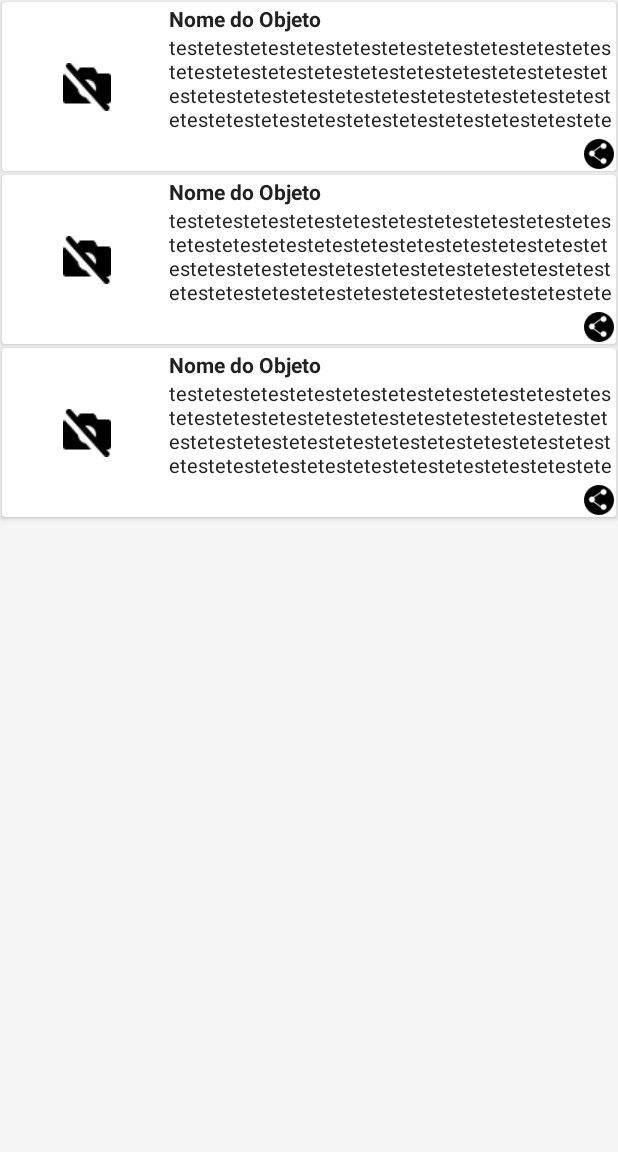
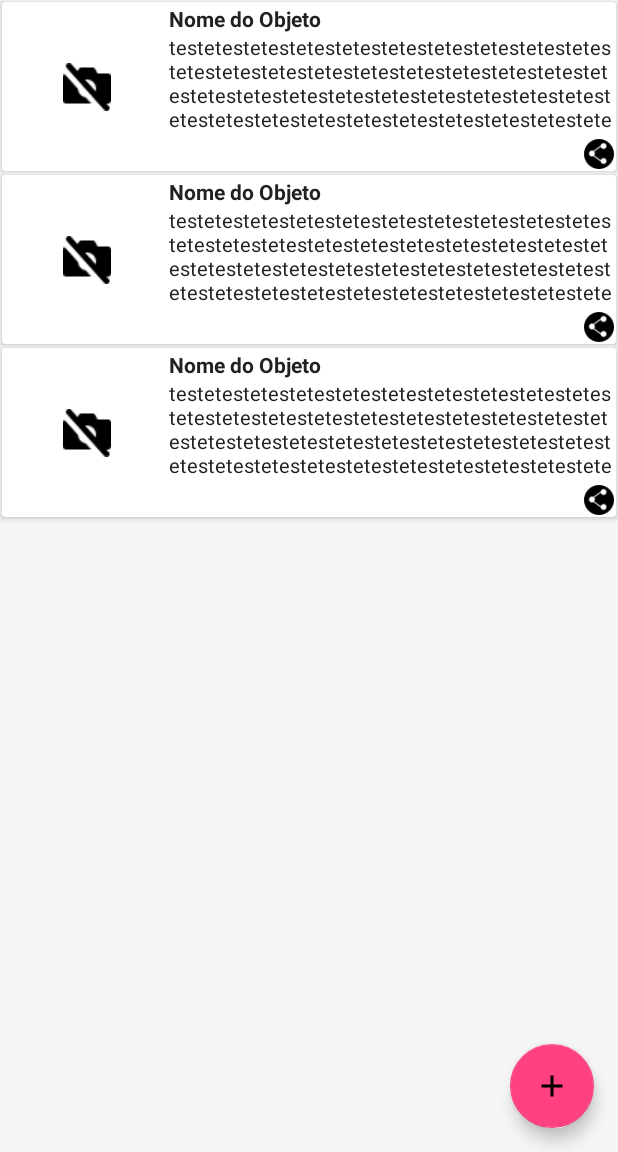
Before and after one commit to FelipeGualberto/Sao-Longuinho-App, an Android app: the MainActivity screen opened directly, with no data from a screen before it, on a phone screen of 412 x 824 dp, the part 84-1236 px from its top. Run offline under Robolectric (Android 15) with nearby library versions, the phone set to English and light mode, and no system bars; our stand-ins replace data binding.

Commit message:
Added Floating Button. Added ParseObject Classes.

```diff
--- a/app/src/main/java/com/org/saolonguinho/MainActivity.java
+++ b/app/src/main/java/com/org/saolonguinho/MainActivity.java
@@ -33,7 +33,7 @@ public class MainActivity extends AppCompatActivity {
     private void configureToolbar(){
         activityMainBinding.toolbar.setTitle(R.string.app_name);
         activityMainBinding.toolbar.setNavigationIcon(R.drawable.ic_menu_black_24dp);
-        activityMainBinding.toolbar.setOnClickListener(new View.OnClickListener() {
+        activityMainBinding.toolbar.setNavigationOnClickListener(new View.OnClickListener() {
             @Override
             public void onClick(View v) {
 
--- a/app/src/main/res/layout/fragment_list_objects.xml
+++ b/app/src/main/res/layout/fragment_list_objects.xml
@@ -1,14 +1,32 @@
 <FrameLayout xmlns:android="http://schemas.android.com/apk/res/android"
+             xmlns:app="http://schemas.android.com/apk/res-auto"
              xmlns:tools="http://schemas.android.com/tools"
              android:layout_width="match_parent"
              android:layout_height="match_parent"
              android:background="#F5F5F5"
              tools:context="com.org.saolonguinho.list.ListObjectsFragment">
 
-    <android.support.v7.widget.RecyclerView
+    <android.support.design.widget.CoordinatorLayout
         android:layout_width="match_parent"
-        android:layout_height="match_parent"
-        android:id="@+id/rv">
-    </android.support.v7.widget.RecyclerView>
+        android:layout_height="match_parent">
+
+        <android.support.v7.widget.RecyclerView
+            android:id="@+id/rv"
+            android:layout_width="match_parent"
+            android:layout_height="match_parent">
+        </android.support.v7.widget.RecyclerView>
+
+        <android.support.design.widget.FloatingActionButton
+            android:layout_width="wrap_content"
+            android:layout_height="wrap_content"
+            android:layout_gravity="bottom|right"
+            android:layout_margin="16dp"
+            android:src="@drawable/ic_add_black_24dp"
+            app:fabSize="normal"
+            app:layout_anchor="@id/rv"
+            app:layout_anchorGravity="bottom|right|end"
+            app:backgroundTint="@color/colorAccent"/>
+
+    </android.support.design.widget.CoordinatorLayout>
 
 </FrameLayout>
```
Also changed, not shown: app/src/main/java/com/org/saolonguinho/shared/models/Location.java (added, +30 -0 lines), app/src/main/java/com/org/saolonguinho/shared/models/Objects.java (added, +31 -0 lines), app/src/main/java/com/org/saolonguinho/shared/models/Reminder.java (added, +22 -0 lines), app/src/main/java/com/org/saolonguinho/shared/models/Usuario.java (added, +30 -0 lines), app/src/main/res/drawable-xhdpi/ic_add_black_24dp.png (added).
